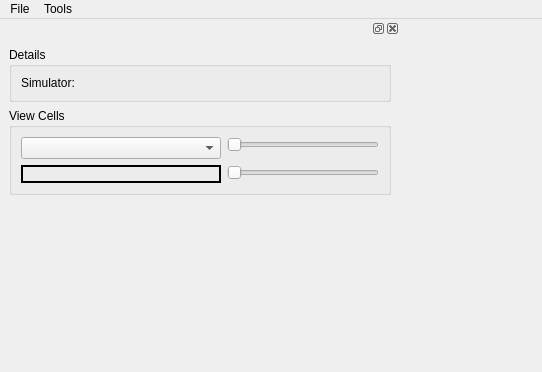
Above: src/IRESReader/GUI/Qt/UI/IRESReader.ui from felipeCeler/irescutaway before the change; both pictures show x 0 to 542 and y 0 to 372 of the 800 by 600 pixel window. Below: the same form after it.
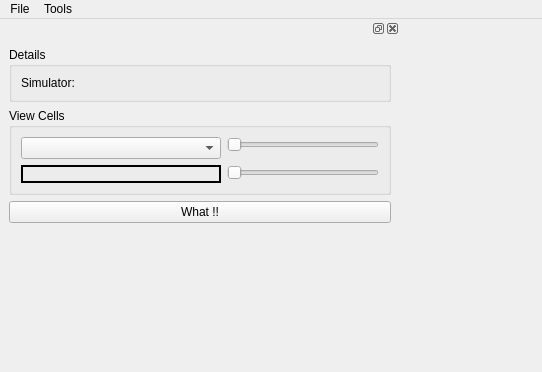
That is the form after the change.

Commit message: "Changing the interface to allow choose different properties and visualize it using my current cutaway implementation."

The edit to the form file:
```diff
--- a/src/IRESReader/GUI/Qt/UI/IRESReader.ui
+++ b/src/IRESReader/GUI/Qt/UI/IRESReader.ui
@@ -87,7 +87,7 @@
    </attribute>
    <widget class="QWidget" name="dockWidgetContents">
     <layout class="QGridLayout" name="gridLayout">
-     <item row="2" column="0">
+     <item row="3" column="0">
       <spacer name="verticalSpacer">
        <property name="orientation">
         <enum>Qt::Vertical</enum>
@@ -196,6 +196,13 @@
        </layout>
       </widget>
      </item>
+     <item row="2" column="0">
+      <widget class="QPushButton" name="pushButton_do_something">
+       <property name="text">
+        <string>What !!</string>
+       </property>
+      </widget>
+     </item>
     </layout>
    </widget>
   </widget>
```
The commit also changes 5 other files.
